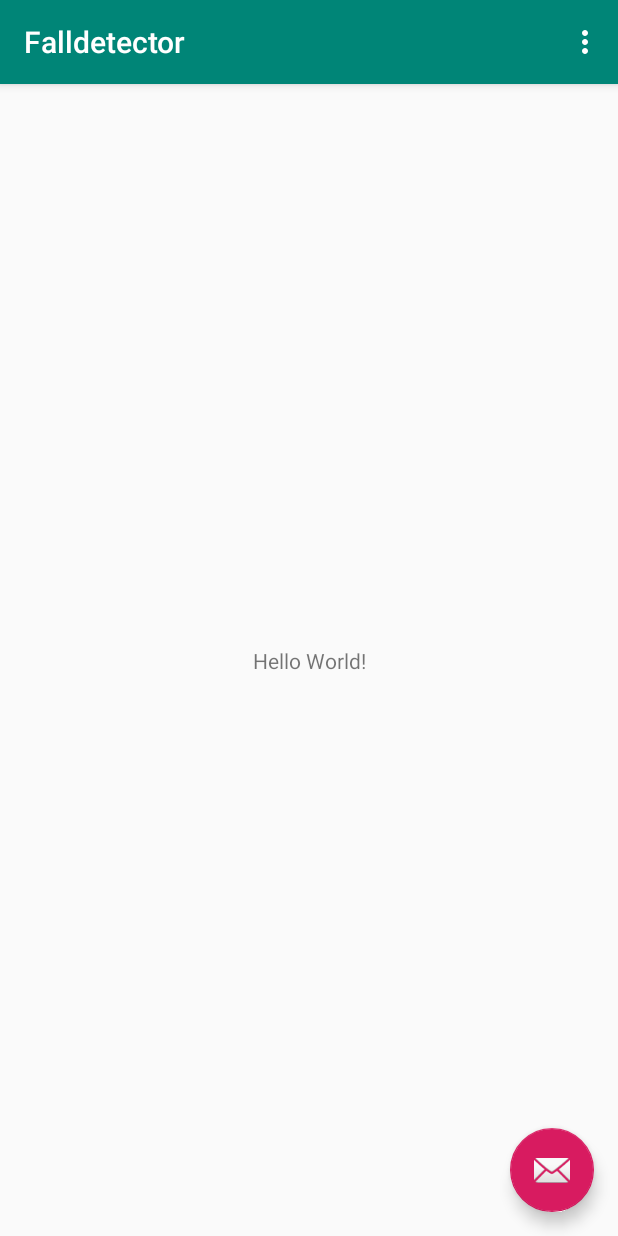
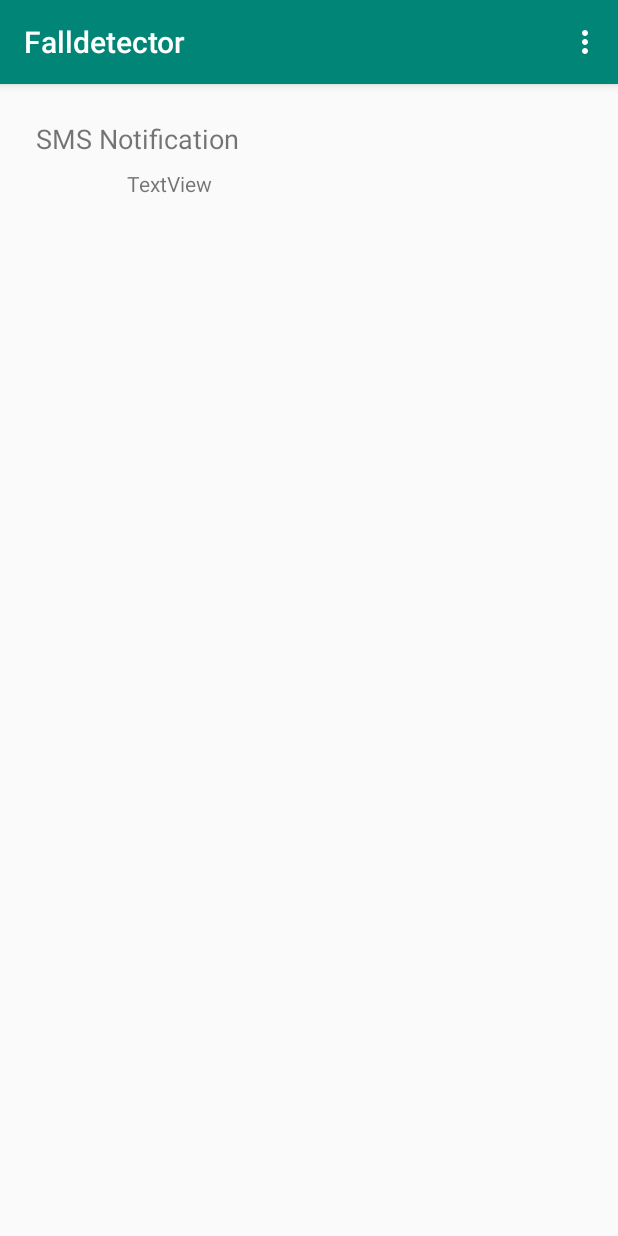
Before and after one commit to maxmsi/Fall_Detector, an Android app: the screen it shows after launch (MainActivity), on a phone screen of 412 x 824 dp. Run offline under Robolectric (Android 15) with nearby library versions, the phone set to English and light mode, and no system bars.

Commit message:
migrate to androidX

```diff
--- a/app/build.gradle
+++ b/app/build.gradle
@@ -8,7 +8,7 @@ android {
         targetSdkVersion 28
         versionCode 1
         versionName "1.0"
-        testInstrumentationRunner "android.support.test.runner.AndroidJUnitRunner"
+        testInstrumentationRunner "androidx.test.runner.AndroidJUnitRunner"
     }
     buildTypes {
         release {
@@ -20,10 +20,10 @@ android {
 
 dependencies {
     implementation fileTree(dir: 'libs', include: ['*.jar'])
-    implementation 'com.android.support:appcompat-v7:28.0.0'
-    implementation 'com.android.support.constraint:constraint-layout:1.1.3'
-    implementation 'com.android.support:design:28.0.0'
+    implementation 'androidx.appcompat:appcompat:1.0.0'
+    implementation 'androidx.constraintlayout:constraintlayout:1.1.3'
+    implementation 'com.google.android.material:material:1.0.0'
     testImplementation 'junit:junit:4.12'
-    androidTestImplementation 'com.android.support.test:runner:1.0.2'
-    androidTestImplementation 'com.android.support.test.espresso:espresso-core:3.0.2'
+    androidTestImplementation 'androidx.test:runner:1.1.0'
+    androidTestImplementation 'androidx.test.espresso:espresso-core:3.1.0'
 }
--- a/app/src/main/java/com/example/falldetector/MainActivity.java
+++ b/app/src/main/java/com/example/falldetector/MainActivity.java
@@ -1,11 +1,10 @@
 package com.example.falldetector;
 
 import android.os.Bundle;
-import android.support.design.widget.FloatingActionButton;
-import android.support.design.widget.Snackbar;
-import android.support.v7.app.AppCompatActivity;
-import android.support.v7.widget.Toolbar;
-import android.view.View;
+
+import androidx.appcompat.app.AppCompatActivity;
+import androidx.appcompat.widget.Toolbar;
+
 import android.view.Menu;
 import android.view.MenuItem;
 
@@ -17,15 +16,6 @@ public class MainActivity extends AppCompatActivity {
         setContentView(R.layout.activity_main);
         Toolbar toolbar = findViewById(R.id.toolbar);
         setSupportActionBar(toolbar);
-
-       FloatingActionButton fab = findViewById(R.id.fab);
-        fab.setOnClickListener(new View.OnClickListener() {
-            @Override
-            public void onClick(View view) {
-                Snackbar.make(view, "Replace with your own action", Snackbar.LENGTH_LONG)
-                        .setAction("Action", null).show();
-            }
-        });
     }
 
     @Override
--- a/app/src/main/res/layout/activity_main.xml
+++ b/app/src/main/res/layout/activity_main.xml
@@ -1,5 +1,5 @@
 <?xml version="1.0" encoding="utf-8"?>
-<android.support.design.widget.CoordinatorLayout
+<androidx.coordinatorlayout.widget.CoordinatorLayout
     xmlns:android="http://schemas.android.com/apk/res/android"
     xmlns:app="http://schemas.android.com/apk/res-auto"
     xmlns:tools="http://schemas.android.com/tools"
@@ -7,28 +7,20 @@
     android:layout_height="match_parent"
     tools:context=".MainActivity">
 
-    <android.support.design.widget.AppBarLayout
+    <com.google.android.material.appbar.AppBarLayout
         android:layout_height="wrap_content"
         android:layout_width="match_parent"
         android:theme="@style/AppTheme.AppBarOverlay">
 
-        <android.support.v7.widget.Toolbar
+        <androidx.appcompat.widget.Toolbar
             android:id="@+id/toolbar"
             android:layout_width="match_parent"
             android:layout_height="?attr/actionBarSize"
             android:background="?attr/colorPrimary"
             app:popupTheme="@style/AppTheme.PopupOverlay" />
 
-    </android.support.design.widget.AppBarLayout>
+    </com.google.android.material.appbar.AppBarLayout>
 
     <include layout="@layout/content_main"/>
 
-    <android.support.design.widget.FloatingActionButton
-        android:id="@+id/fab"
-        android:layout_width="wrap_content"
-        android:layout_height="wrap_content"
-        android:layout_gravity="bottom|end"
-        android:layout_margin="@dimen/fab_margin"
-        app:srcCompat="@android:drawable/ic_dialog_email" />
-
-</android.support.design.widget.CoordinatorLayout>
+</androidx.coordinatorlayout.widget.CoordinatorLayout>
--- a/app/src/main/res/layout/content_main.xml
+++ b/app/src/main/res/layout/content_main.xml
@@ -1,5 +1,5 @@
 <?xml version="1.0" encoding="utf-8"?>
-<android.support.constraint.ConstraintLayout
+<androidx.constraintlayout.widget.ConstraintLayout
     xmlns:android="http://schemas.android.com/apk/res/android"
     xmlns:tools="http://schemas.android.com/tools"
     xmlns:app="http://schemas.android.com/apk/res-auto"
@@ -9,13 +9,42 @@
     tools:showIn="@layout/activity_main"
     tools:context=".MainActivity">
 
-    <TextView
-        android:layout_width="wrap_content"
-        android:layout_height="wrap_content"
-        android:text="Hello World!"
-        app:layout_constraintBottom_toBottomOf="parent"
-        app:layout_constraintLeft_toLeftOf="parent"
-        app:layout_constraintRight_toRightOf="parent"
-        app:layout_constraintTop_toTopOf="parent" />
+    <androidx.constraintlayout.widget.ConstraintLayout
+        android:layout_width="398dp"
+        android:layout_height="323dp"
+        android:layout_marginStart="8dp"
+        android:layout_marginTop="8dp"
+        app:layout_constraintStart_toStartOf="parent"
+        app:layout_constraintTop_toTopOf="parent">
 
-</android.support.constraint.ConstraintLayout>
+        <TextView
+            android:id="@+id/textView"
+            android:layout_width="wrap_content"
+            android:layout_height="wrap_content"
+            android:layout_marginStart="16dp"
+            android:layout_marginTop="16dp"
+            android:text="@string/test_notifications"
+            android:textSize="18sp"
+            app:layout_constraintStart_toStartOf="parent"
+            app:layout_constraintTop_toTopOf="parent" />
+
+        <LinearLayout
+            android:layout_width="382dp"
+            android:layout_height="267dp"
+            android:layout_marginStart="8dp"
+            android:layout_marginTop="8dp"
+            android:layout_marginBottom="8dp"
+            android:orientation="vertical"
+            app:layout_constraintBottom_toBottomOf="parent"
+            app:layout_constraintStart_toStartOf="parent"
+            app:layout_constraintTop_toBottomOf="@+id/textView">
+
+            <TextView
+                android:id="@+id/textView2"
+                android:layout_width="194dp"
+                android:layout_height="54dp"
+                android:text="TextView"
+                android:textAlignment="center" />
+        </LinearLayout>
+    </androidx.constraintlayout.widget.ConstraintLayout>
+</androidx.constraintlayout.widget.ConstraintLayout>
--- a/app/src/main/res/values/strings.xml
+++ b/app/src/main/res/values/strings.xml
@@ -1,4 +1,5 @@
 <resources>
     <string name="app_name">Falldetector</string>
     <string name="action_settings">Settings</string>
+    <string name="test_notifications">SMS Notification</string>
 </resources>
--- a/build.gradle
+++ b/build.gradle
@@ -7,7 +7,7 @@ buildscript {
 
     }
     dependencies {
-        classpath 'com.android.tools.build:gradle:3.3.2'
+        classpath 'com.android.tools.build:gradle:3.4.0'
 
         // NOTE: Do not place your application dependencies here; they belong
         // in the individual module build.gradle files
--- a/gradle.properties
+++ b/gradle.properties
@@ -9,6 +9,8 @@
 
 # Specifies the JVM arguments used for the daemon process.
 # The setting is particularly useful for tweaking memory settings.
+android.enableJetifier=true
+android.useAndroidX=true
 org.gradle.jvmargs=-Xmx1536m
 
 # When configured, Gradle will run in incubating parallel mode.
```
Also changed, not shown: gradle/wrapper/gradle-wrapper.properties, 1 other file.
